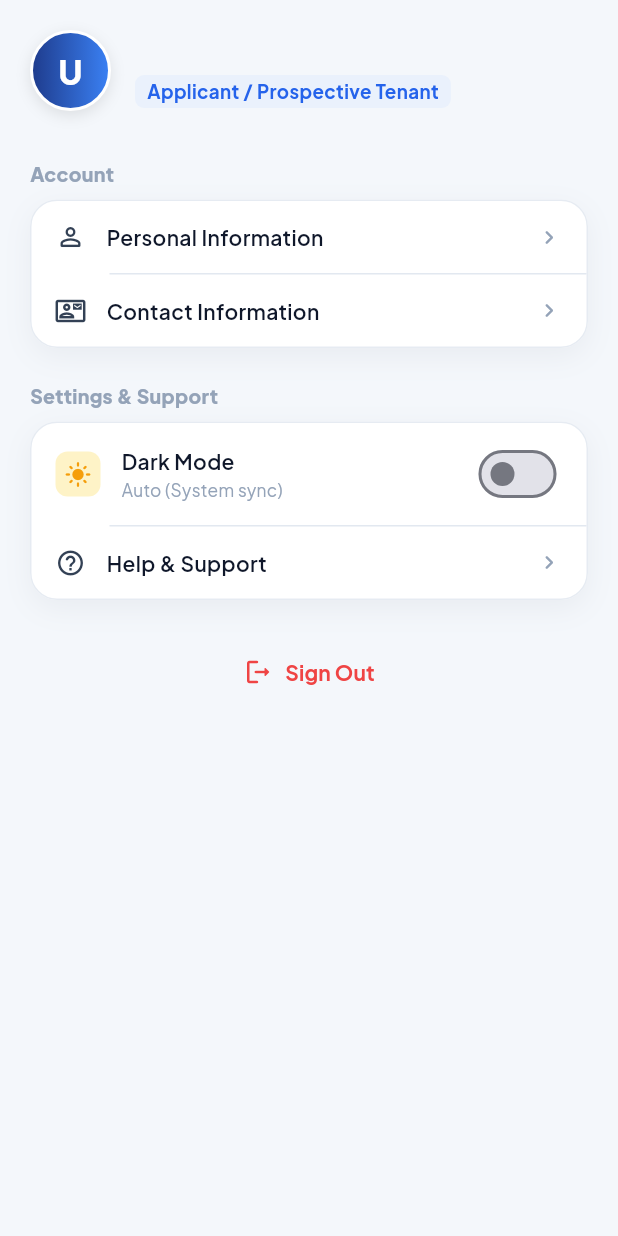
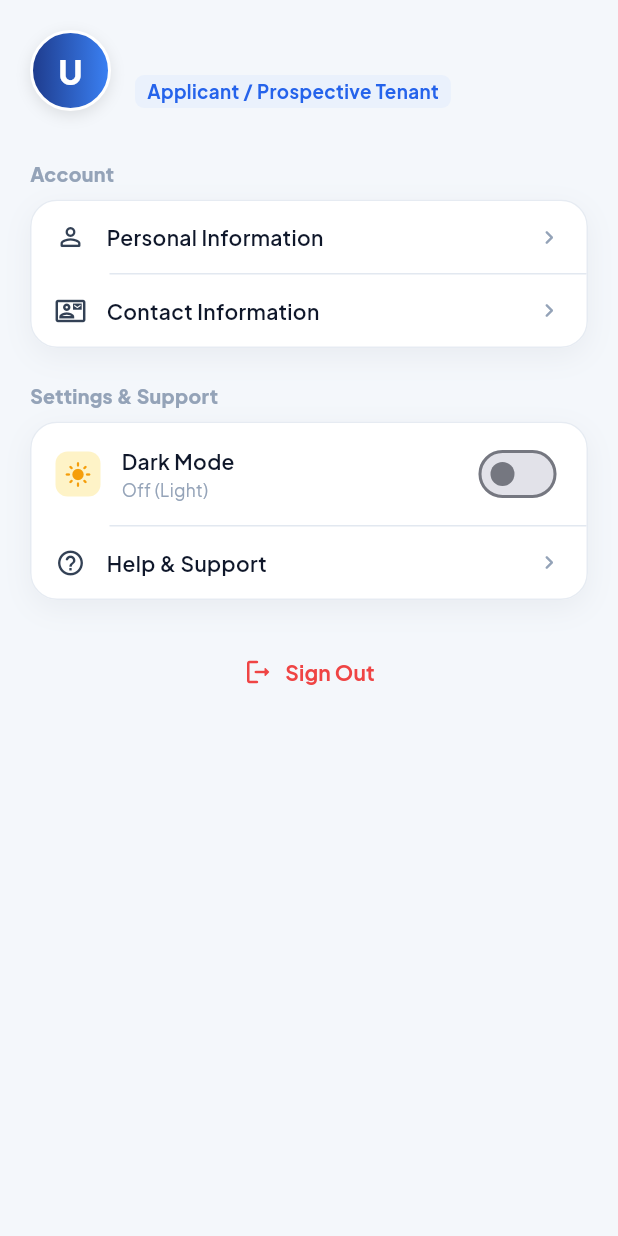
Before and after one commit to chrisacot305/pwestora_metrospace, a Flutter app: the ProfileScreen screen opened directly, on a phone screen of 412 x 824 dp. Run offline on Flutter 3.47's test engine with Material 3 defaults, Android fonts, the phone set to English and light mode, and no system bars; our stand-ins replace flutter_map, google_fonts, image_picker, latlong2, shared_preferences; accounts and stored records are empty; network calls fail.

Commit message:
Set default theme to Light Mode across the app

```diff
--- a/lib/screens/profile_screen.dart
+++ b/lib/screens/profile_screen.dart
@@ -527,9 +527,7 @@ class _ProfileScreenState extends State<ProfileScreen> {
                     ),
                     const SizedBox(height: 1),
                     Text(
-                      themeMode == ThemeMode.system
-                          ? 'Auto (System sync)'
-                          : (isDarkModeActive ? 'On (Midnight Navy)' : 'Off (Light)'),
+                      isDarkModeActive ? 'On (Pitch Black)' : 'Off (Light)',
                       style: const TextStyle(
                         fontSize: 11.5,
                         color: AppColors.ink400,
--- a/lib/services/theme_service.dart
+++ b/lib/services/theme_service.dart
@@ -7,22 +7,20 @@ class ThemeService {
   static const String _prefKey = 'pwestora_theme_mode';
 
   static final ValueNotifier<ThemeMode> themeModeNotifier =
-      ValueNotifier<ThemeMode>(ThemeMode.system);
+      ValueNotifier<ThemeMode>(ThemeMode.light);
 
-  /// Initialize and load saved theme preference
+  /// Initialize and load saved theme preference (defaults to light mode)
   static Future<void> init() async {
     try {
       final prefs = await SharedPreferences.getInstance();
       final savedMode = prefs.getString(_prefKey);
       if (savedMode == 'dark') {
         themeModeNotifier.value = ThemeMode.dark;
-      } else if (savedMode == 'light') {
+      } else {
         themeModeNotifier.value = ThemeMode.light;
-      } else {
-        themeModeNotifier.value = ThemeMode.system;
       }
     } catch (_) {
-      themeModeNotifier.value = ThemeMode.system;
+      themeModeNotifier.value = ThemeMode.light;
     }
   }
 
@@ -49,8 +47,6 @@ class ThemeService {
 
   /// Check whether the current effective appearance is dark
   static bool isDark(BuildContext context) {
-    if (themeModeNotifier.value == ThemeMode.dark) return true;
-    if (themeModeNotifier.value == ThemeMode.light) return false;
-    return MediaQuery.platformBrightnessOf(context) == Brightness.dark;
+    return themeModeNotifier.value == ThemeMode.dark;
   }
 }
```
